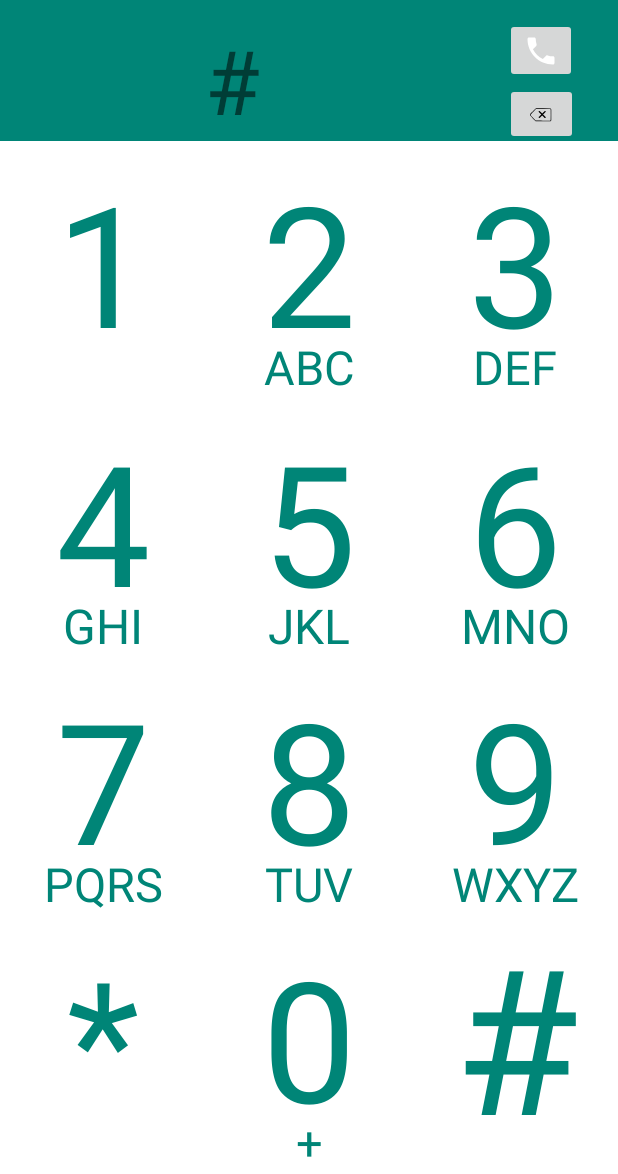
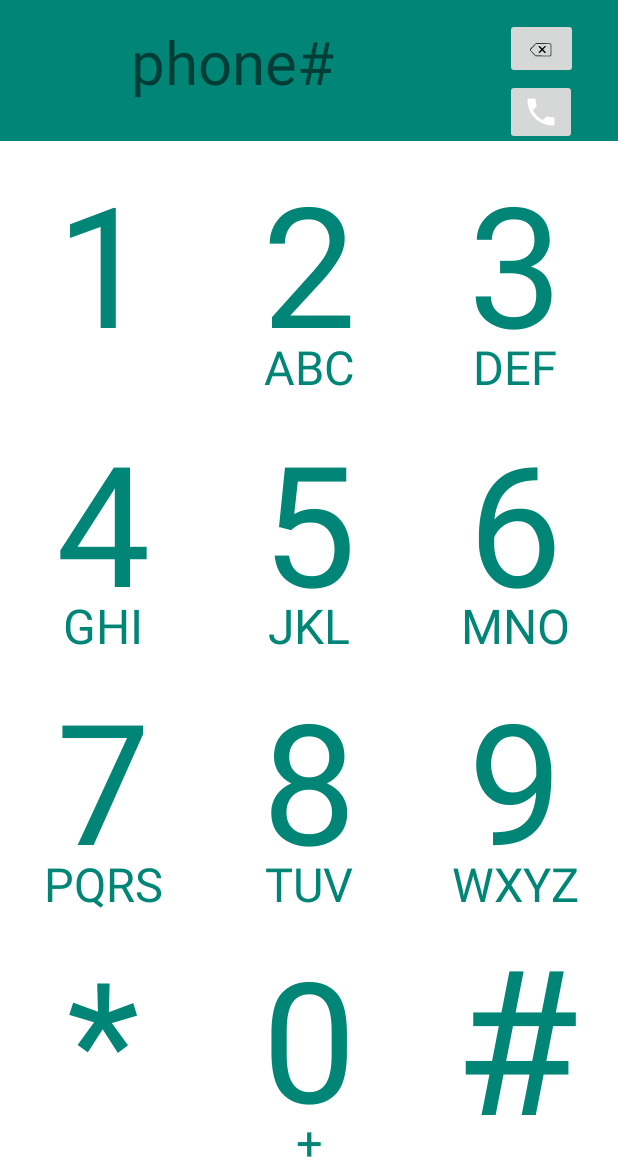
Before and after one commit to ebbanimer/dialer-app, an Android app: the DialActivity screen opened directly, with no data from a screen before it, after a tap on an icon or button, on a phone screen of 412 x 824 dp, the part 62-1236 px from its top. Run offline under Robolectric (Android 15) with nearby library versions, the phone set to English and light mode, and no system bars; 1 other tap on this screen came first.

Commit message:
Task 4: Subtask 2, added listeners to delete button.

```diff
--- a/app/src/main/java/se/miun/ebni2100/dt031g/dialer/customviews/DialInput.kt
+++ b/app/src/main/java/se/miun/ebni2100/dt031g/dialer/customviews/DialInput.kt
@@ -7,6 +7,10 @@
 import se.miun.ebni2100.dt031g.dialer.R
 import se.miun.ebni2100.dt031g.dialer.databinding.DialinputBinding
 
+/**
+ * Custom-view class representing the numbers clicked.
+ * @author Ebba Nimér
+ */
 class DialInput @JvmOverloads constructor(
     context: Context,
     attrs: AttributeSet,
@@ -15,16 +19,38 @@
 
     var binding : DialinputBinding
 
+    /**
+     * Initialize binding.
+     */
     init {
         binding = DialinputBinding.bind(
             View.inflate(context, R.layout.dialinput, this)
         )
+
+        clickEvents();
     }
 
+    /**
+     * Add title to text-field.
+     */
     fun addNum(dialpadButton: DialpadButton){
         binding.dialText.append(dialpadButton.getTitle())
     }
 
+    private fun clickEvents(){
 
+        binding.imgDelete.setOnClickListener {
+            println("img delete was clicked")
+            val s = binding.dialText.text
+            val newS = s.dropLast(1)
+            binding.dialText.text = newS
+        }
 
+        binding.imgPhone.setOnClickListener {
+            println("img phone was clicked")
+            val s = binding.dialText.text
+            val newS = s.dropLast(1)
+            binding.dialText.text = "phone"
+        }
+    }
 }
--- a/app/src/main/java/se/miun/ebni2100/dt031g/dialer/customviews/DialpadButton.kt
+++ b/app/src/main/java/se/miun/ebni2100/dt031g/dialer/customviews/DialpadButton.kt
@@ -59,10 +59,16 @@
 
     }
 
+    /**
+     * Provide click-listener to clients.
+     */
     interface OnClickListener{
         fun onClick(button: DialpadButton)
     }
 
+    /**
+     * Set listener.
+     */
     fun setListener(listener: OnClickListener){
         this.listener = listener
     }
@@ -104,8 +110,4 @@
     private fun setMessage(message: String) {
         binding.btnMessage.text = message.take(4)
     }
-
-    private fun setDialInput(s : String){
-
-    }
 }
--- a/app/src/main/res/layout/dialinput.xml
+++ b/app/src/main/res/layout/dialinput.xml
@@ -12,7 +12,7 @@
         android:freezesText="true"
         android:text=""
         android:textAlignment="center"
-        app:autoSizeTextType="uniform"
+        android:textSize="40sp"
         app:layout_constraintBottom_toBottomOf="parent"
         app:layout_constraintEnd_toStartOf="@id/guideline1"
         app:layout_constraintStart_toStartOf="parent"
@@ -22,21 +22,23 @@
         android:id="@+id/imgDelete"
         android:layout_width="wrap_content"
         android:layout_height="wrap_content"
-        app:srcCompat="@drawable/ic_baseline_phone_24"
-        app:layout_constraintEnd_toEndOf="parent"
+        app:srcCompat="@drawable/delete_01_generated__1_"
         app:layout_constraintStart_toEndOf="@id/guideline1"
         app:layout_constraintBottom_toTopOf="@id/imgPhone"
-        app:layout_constraintTop_toTopOf="parent"/>
+        app:layout_constraintEnd_toEndOf="parent"
+        app:layout_constraintTop_toTopOf="parent"
+        />
 
     <androidx.appcompat.widget.AppCompatImageButton
         android:id="@+id/imgPhone"
         android:layout_width="wrap_content"
         android:layout_height="wrap_content"
+        android:clickable="true"
+        app:srcCompat="@drawable/ic_baseline_phone_24"
+        app:layout_constraintEnd_toEndOf="parent"
         app:layout_constraintStart_toEndOf="@id/guideline1"
         app:layout_constraintBottom_toBottomOf="parent"
-        app:layout_constraintEnd_toEndOf="parent"
-        app:layout_constraintTop_toBottomOf="@id/imgDelete"
-        app:srcCompat="@drawable/delete_01_generated__1_" />
+        app:layout_constraintTop_toBottomOf="@id/imgDelete"/>
 
 
     <androidx.constraintlayout.widget.Guideline
```
Also changed, not shown: app/src/main/java/se/miun/ebni2100/dt031g/dialer/customviews/Dialpad.kt (+13 -1 lines).
